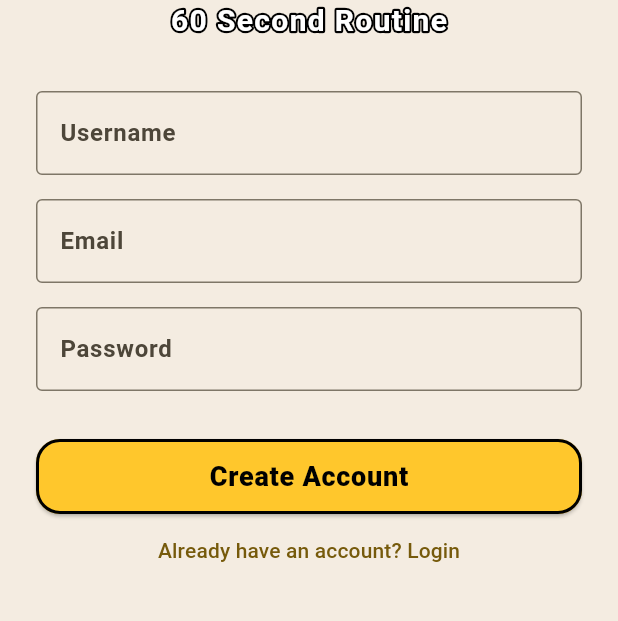
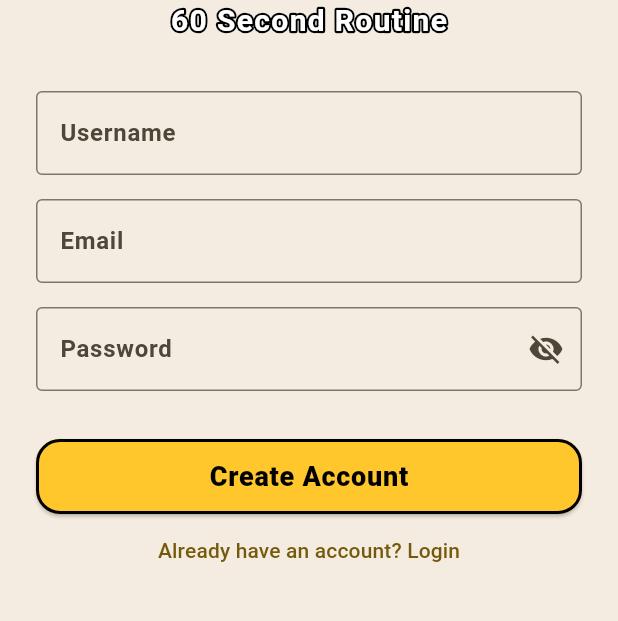
Before and after one commit to Eranda724/od1, a Flutter app: the RegisterScreen screen opened directly, scrolled down 84 dp, on a phone screen of 412 x 824 dp, the part 548-1169 px from its top. Run offline on Flutter 3.47's test engine with Material 3 defaults, Android fonts, the phone set to English and light mode, and no system bars; our stand-ins replace cloud_firestore, confetti, firebase_auth, firebase_core, share_plus, shared_preferences and 1 more; accounts and stored records are empty; generated files the repository leaves out were written again; network calls fail.

Commit message:
Add password visibility toggle to LoginScreen and RegisterScreen

```diff
--- a/lib/screens/register_screen.dart
+++ b/lib/screens/register_screen.dart
@@ -16,6 +16,7 @@
   final _usernameController = TextEditingController();
   String? _errorMessage;
   bool _isLoading = false;
+  bool _obscurePassword = true;
 
   Future<void> _register() async {
     setState(() {
@@ -143,11 +144,21 @@
                       const SizedBox(height: 16),
                       TextField(
                         controller: _passwordController,
-                        decoration: const InputDecoration(
+                        decoration: InputDecoration(
                           labelText: 'Password',
-                          border: OutlineInputBorder(),
+                          border: const OutlineInputBorder(),
+                          suffixIcon: IconButton(
+                            icon: Icon(
+                              _obscurePassword ? Icons.visibility_off : Icons.visibility,
+                            ),
+                            onPressed: () {
+                              setState(() {
+                                _obscurePassword = !_obscurePassword;
+                              });
+                            },
+                          ),
                         ),
-                        obscureText: true,
+                        obscureText: _obscurePassword,
                       ),
                       const SizedBox(height: 16),
                       if (_errorMessage != null)
```
Also changed, not shown: lib/screens/login_screen.dart (+16 -9 lines).
